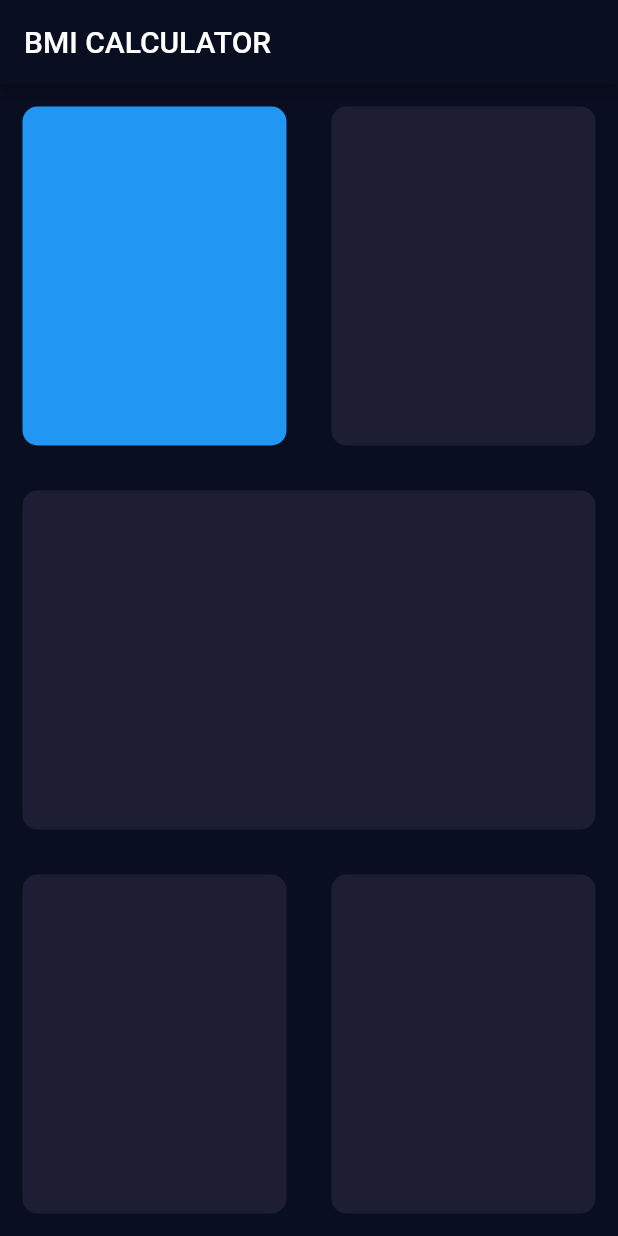
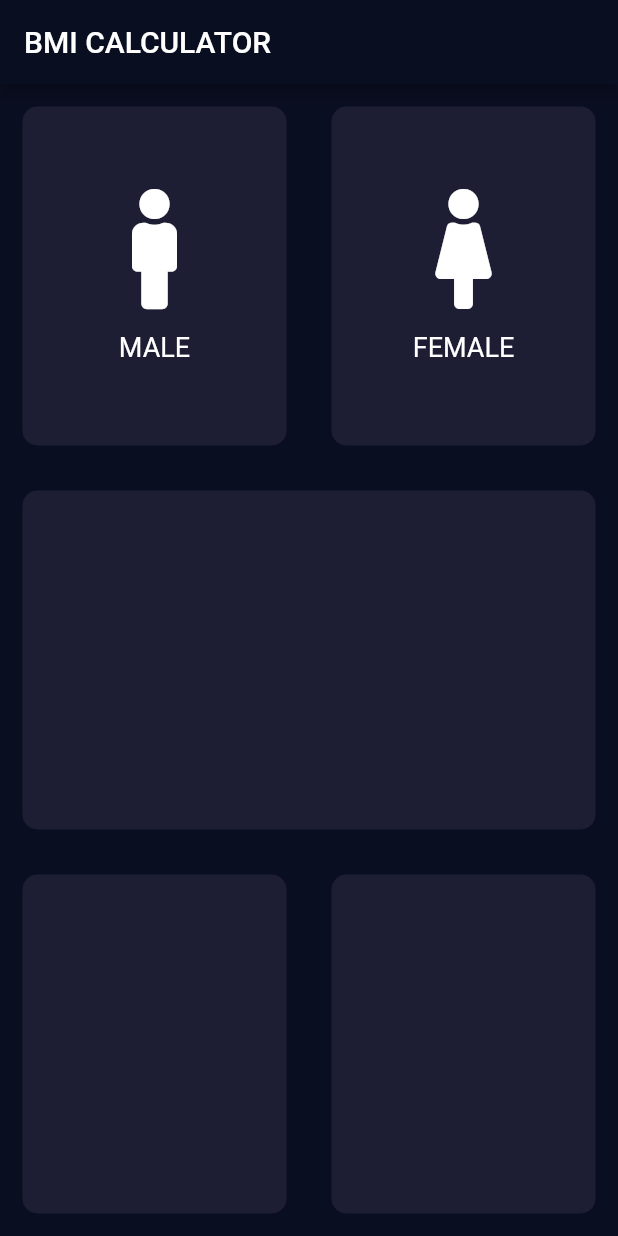
Before and after one commit to saqlainabbas068/flutter_BMICalculator_app, a Flutter app: the screen it shows after launch, on a phone screen of 412 x 824 dp. Run offline on Flutter 3.47's test engine with Material 2 defaults, Android fonts, the phone set to English and light mode, and no system bars; our stand-ins replace font_awesome_flutter.

Commit message:
Done Lecture57 PART 4:Use of Refectored code

```diff
--- a/lib/input_page.dart
+++ b/lib/input_page.dart
@@ -1,5 +1,6 @@
 import 'package:flutter/cupertino.dart';
 import 'package:flutter/material.dart';
+import 'package:font_awesome_flutter/font_awesome_flutter.dart';
 
 class InputPage extends StatefulWidget {
   @override
@@ -20,12 +21,21 @@ class _InputPageState extends State<InputPage> {
           children: <Widget>[
             Expanded(
               child: new RepeatContainerCode(
-                  colors: Colors.blue,
+                colors: Color(0xFF1D1E33),
+                cardWidget: RepeatTextAndIconWidget(
+                iconData:FontAwesomeIcons.male,
+                label: "MALE",
+
+              ),
               ),
             ),
             Expanded(
                 child: new RepeatContainerCode(
                   colors: Color(0xFF1D1E33),
+                  cardWidget: RepeatTextAndIconWidget(
+                  iconData:FontAwesomeIcons.female,
+                  label: "FEMALE",
+    ),
                 ),
             ),
           ],
@@ -51,20 +61,52 @@ class _InputPageState extends State<InputPage> {
          ],
        ),
         ),
+       ],
+    ),);
+  }
+}
 
+class RepeatTextAndIconWidget extends StatelessWidget {
+  RepeatTextAndIconWidget({@required this.iconData, this.label});
+
+  final IconData iconData;
+  final String label;
+
+
+  @override
+  Widget build(BuildContext context) {
+    return Column(
+      mainAxisAlignment: MainAxisAlignment.center,
+      children: <Widget>[
+        Icon(
+          iconData,
+          size: 80.0,
+        ),
+        SizedBox(
+          height: 15.0,
+        ),
+        Text(
+          label,
+          style: TextStyle(
+          fontSize: 18.0,
+
+        ),
+        ),
       ],
-      ),
     );
   }
 }
 
 class RepeatContainerCode extends StatelessWidget {
-  RepeatContainerCode({@required this.colors});
+  RepeatContainerCode({@required this.colors,this.cardWidget});
   final Color colors;
+  final Widget cardWidget;
+
   @override
   Widget build(BuildContext context) {
     return Container(
       margin: EdgeInsets.all(15.0),
+      child:cardWidget,
       decoration: BoxDecoration(
         color: colors,
         borderRadius: BorderRadius.circular(10.0),
--- a/lib/main.dart
+++ b/lib/main.dart
@@ -1,5 +1,6 @@
 import 'package:flutter/material.dart';
 import 'input_page.dart';
+
 void main() => runApp(BMICalculator());
 
 class BMICalculator extends StatelessWidget {
--- a/pubspec.yaml
+++ b/pubspec.yaml
@@ -28,6 +28,7 @@ dependencies:
   # The following adds the Cupertino Icons font to your application.
   # Use with the CupertinoIcons class for iOS style icons.
   cupertino_icons: ^0.1.3
+  font_awesome_flutter: ^8.10.0
 
 dev_dependencies:
   flutter_test:
```
Also changed, not shown: pubspec.lock. Lines whose indentation alone changed are shown as unchanged.
